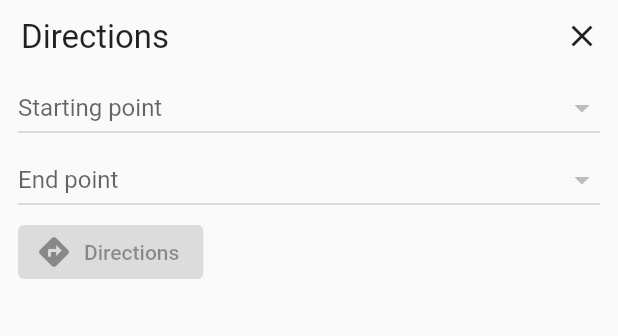
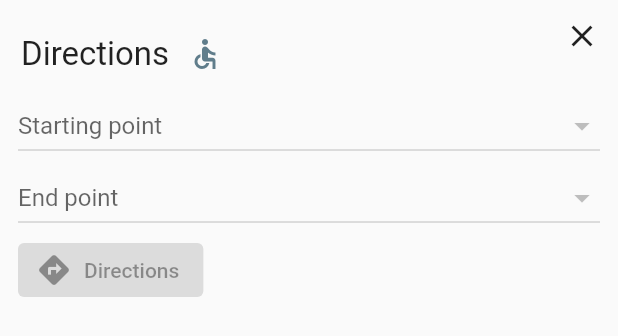
Before and after one commit to expofp/expofp-flutter-example, a Flutter app: the DirectionsPanel widget shown alone on an empty page, opened directly with empty values, on a phone screen of 412 x 824 dp. Shown: the top 336 px of the screen. Run offline on Flutter 3.47's test engine with Material 2 defaults, Android fonts, the phone set to English and light mode, and no system bars; our stand-ins replace webview_flutter.

Commit message:
Add accessible flag

```diff
--- a/lib/common.dart
+++ b/lib/common.dart
@@ -1,6 +1,10 @@
 typedef ShowMapCallback = void Function({String? booth});
 
-typedef BuildDirectionCallback = void Function(String from, String to);
+typedef SelectBoothCallback = void Function(String booth);
+
+typedef BuildDirectionCallback = void Function(String from, String to, bool exceptUnAccessibl);
+
+typedef IconCheckBoxCallback = void Function(bool isChecked);
 
 extension DurationEx on Duration {
   String toFormatString() {
--- a/lib/components/controls.dart
+++ b/lib/components/controls.dart
@@ -1,5 +1,33 @@
 import 'package:expofp/common.dart';
 import 'package:flutter/material.dart';
+
+class IconCheckBox extends StatefulWidget {
+  final IconData iconData;
+  final IconCheckBoxCallback checkBoxCallback;
+
+  const IconCheckBox(
+      {Key? key, required this.iconData, required this.checkBoxCallback})
+      : super(key: key);
+  @override
+  _IconCheckBoxState createState() => _IconCheckBoxState();
+}
+
+class _IconCheckBoxState extends State<IconCheckBox> {
+  bool isChecked = false;
+
+  @override
+  Widget build(BuildContext context) => IconButton(
+        color: isChecked ? Colors.blue : Colors.blueGrey,
+        icon: Icon(widget.iconData),
+        onPressed: () {
+          final newValue = !isChecked;
+          setState(() {
+            isChecked = newValue;
+          });
+          widget.checkBoxCallback(newValue);
+        },
+      );
+}
 
 class TextIcon extends StatelessWidget {
   final IconData iconData;
@@ -35,11 +63,13 @@ class TimeIcon extends TextIcon {
 }
 
 class DistanceIcon extends TextIcon {
-  const DistanceIcon({Key? key, required String distance})
+  const DistanceIcon(
+      {Key? key, required String distance, required bool exceptUnAccessible})
       : super(
             key: key,
             text: distance,
-            iconData: Icons.directions_walk,
+            iconData:
+                exceptUnAccessible ? Icons.accessible : Icons.directions_walk,
             textStyle: const TextStyle(fontSize: 28));
 }
 
--- a/lib/components/map_page/direction_panel.dart
+++ b/lib/components/map_page/direction_panel.dart
@@ -21,7 +21,7 @@ class DirectionPanel extends StatelessWidget {
           Padding(
               padding: const EdgeInsets.only(
                   left: 14, top: 12, bottom: 12, right: 28),
-              child: DistanceIcon(distance: direction.distance)),
+              child: DistanceIcon(distance: direction.distance, exceptUnAccessible: direction.exceptUnAccessible,)),
           TimeIcon(time:  direction.time.toFormatString()),
         ],
       ),
--- a/lib/components/map_page/directions_panel.dart
+++ b/lib/components/map_page/directions_panel.dart
@@ -1,10 +1,12 @@
 import 'package:expofp/common.dart';
+import 'package:expofp/components/controls.dart';
 import 'package:expofp/models/exhibitor_booth.dart';
 import 'package:flutter/material.dart';
 import 'package:expofp/components/map_page/map_panel.dart';
 
 class DirectionsPanel extends StatefulWidget {
   final BuildDirectionCallback showDirection;
+  final SelectBoothCallback selectBooth;
   final VoidCallback cancel;
 
   final List<ExhibitorBooth> booths;
@@ -12,6 +14,7 @@ class DirectionsPanel extends StatefulWidget {
 
   const DirectionsPanel(
       {required this.showDirection,
+      required this.selectBooth,
       required this.cancel,
       required this.booths,
       this.to,
@@ -25,6 +28,7 @@ class DirectionsPanel extends StatefulWidget {
 class _DirectionsPanelState extends State<DirectionsPanel> {
   final GlobalKey webViewKey = GlobalKey();
 
+  bool isAccessible = false;
   ExhibitorBooth? from;
   ExhibitorBooth? to;
 
@@ -42,10 +46,24 @@ class _DirectionsPanelState extends State<DirectionsPanel> {
   @override
   Widget build(BuildContext context) {
     return MapPanel(
-        header: const Padding(
-            padding: EdgeInsets.only(left: 14, top: 12, bottom: 0),
-            child: Text("Directions",
-                textAlign: TextAlign.center, style: TextStyle(fontSize: 22))),
+        header: Padding(
+            padding: const EdgeInsets.only(left: 14, top: 12, bottom: 0),
+            child: Row(
+              mainAxisAlignment: MainAxisAlignment.start,
+              children: [
+                const Text("Directions",
+                    textAlign: TextAlign.center,
+                    style: TextStyle(fontSize: 22)),
+                IconCheckBox(
+                  iconData: Icons.accessible,
+                  checkBoxCallback: (bool isChecked) {
+                    setState(() {
+                      isAccessible = isChecked;
+                    });
+                  },
+                )
+              ],
+            )),
         child: Padding(
             padding: const EdgeInsets.only(left: 12, right: 12),
             child:
@@ -55,23 +73,30 @@ class _DirectionsPanelState extends State<DirectionsPanel> {
                   value: from,
                   hint: const Text('Starting point'),
                   items: items,
-                  onChanged: (ExhibitorBooth? newValue) =>
-                      setState(() => from = newValue)),
+                  onChanged: (ExhibitorBooth? newValue) {
+                    setState(() => from = newValue);
+                    if (newValue != null) {
+                      widget.selectBooth(newValue.boothName);
+                    }
+                  }),
               DropdownButton(
-                isExpanded: true,
-                value: to,
-                hint: const Text('End point'),
-                items: items,
-                onChanged: (ExhibitorBooth? newValue) =>
-                    setState(() => to = newValue),
-              ),
+                  isExpanded: true,
+                  value: to,
+                  hint: const Text('End point'),
+                  items: items,
+                  onChanged: (ExhibitorBooth? newValue) {
+                    setState(() => to = newValue);
+                    if (newValue != null) {
+                      widget.selectBooth(newValue.boothName);
+                    }
+                  }),
               ElevatedButton.icon(
                   icon: const Icon(Icons.directions),
                   label: const Text('Directions'),
                   onPressed: from == null || to == null
                       ? null
-                      : () =>
-                          widget.showDirection(from!.boothName, to!.boothName)),
+                      : () => widget.showDirection(
+                          from!.boothName, to!.boothName, isAccessible)),
             ])),
         cancel: widget.cancel);
   }
--- a/lib/models/direction.dart
+++ b/lib/models/direction.dart
@@ -1,10 +1,12 @@
 class Direction {
   String distance;
   Duration time;
+  bool exceptUnAccessible = false;
 
   Direction(this.distance, this.time);
 
-  Direction.fromJson(Map<String, dynamic> json)
+  Direction.fromJson(Map<String, dynamic> json, bool exUnAccessible)
       : distance = json['distance'],
-        time = Duration(seconds: json['time']);
+        time = Duration(seconds: json['time']),
+        exceptUnAccessible = exUnAccessible;
 }
```
Also changed, not shown: lib/components/map_page/map_page.dart (+27 -9 lines).
